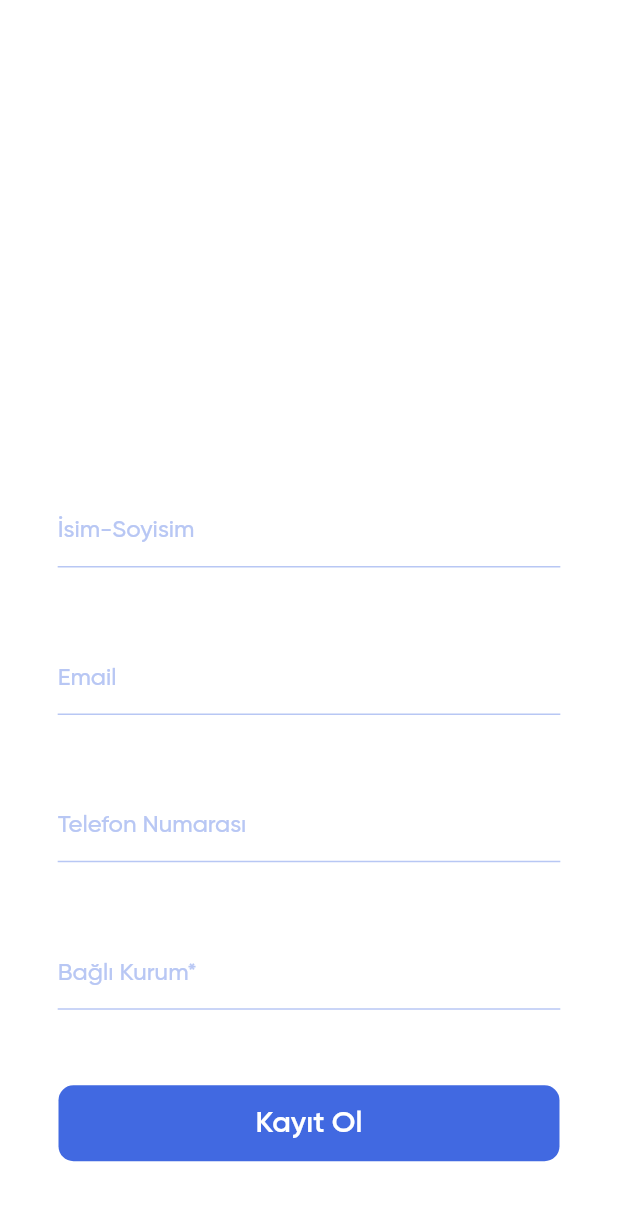
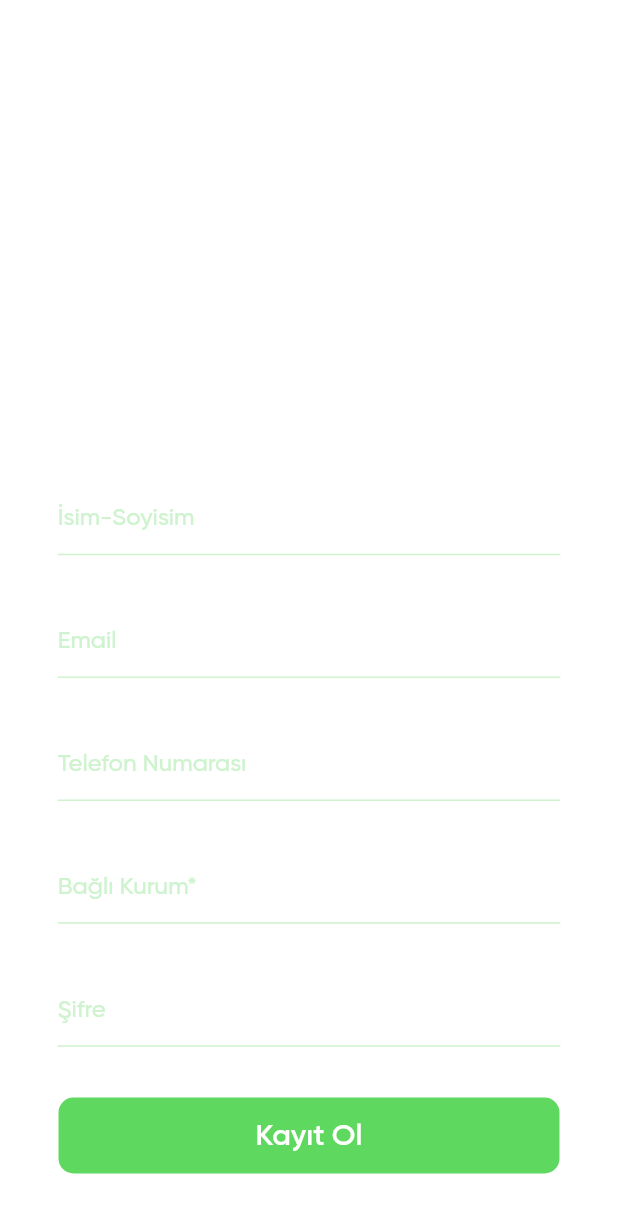
Before and after one commit to mehmetarsay/F4RTech-GDGSivas-hackathon, a Flutter app: the screen it shows after launch, after a tap on "Kayıt Ol", on a phone screen of 412 x 824 dp. Shown: the top 1213 px of the screen. Run offline on Flutter 3.47's test engine with Material 2 defaults, Android fonts, the phone set to English and light mode, and no system bars; our stand-ins replace supercharged.

Commit message:
landing page edited

```diff
--- a/lib/main.dart
+++ b/lib/main.dart
@@ -1,3 +1,4 @@
+import 'package:f4rtech_gdgsivas_hackathon/view/landing_page.dart';
 import 'package:f4rtech_gdgsivas_hackathon/view/login_page.dart';
 import 'package:f4rtech_gdgsivas_hackathon/view/signup_page.dart';
 import 'package:flutter/material.dart';
@@ -46,7 +47,7 @@ class _MyHomePageState extends State<MyHomePage> {
       theme: ThemeData(
           fontFamily: 'Gilroy',
       ),
-      home:SignUpPage() ,
+      home:LandingPage() ,
     );
   }
 }
--- /dev/null
+++ b/lib/view/landing_page.dart
@@ -0,0 +1,100 @@
+import 'package:f4rtech_gdgsivas_hackathon/app/colors.dart';
+import 'package:f4rtech_gdgsivas_hackathon/app/constants.dart';
+import 'package:f4rtech_gdgsivas_hackathon/view/login_page.dart';
+import 'package:flutter/material.dart';
+import 'package:supercharged/supercharged.dart';
+
+class LandingPage extends StatefulWidget {
+  @override
+  _LandingPageState createState() => _LandingPageState();
+}
+
+class _LandingPageState extends State<LandingPage> {
+  PageController _pageController = PageController();
+  @override
+  Widget build(BuildContext context) {
+    return ScrollConfiguration(
+      behavior: MyBehavior(),
+      child: PageView(
+        controller: _pageController,
+        scrollDirection: Axis.horizontal,
+        children: [
+          LogInPage(true),
+          Scaffold(
+            body: SafeArea(
+              child: Container(
+                height: Constants.getHeight(context),
+                width:Constants.getWidth(context) ,
+                child: Column(
+                  children: [
+                    landingText(
+                        title: 'HAYIRSEVER',
+                        content:
+                        'Lorem ipsum dolor sit amet, consectetur adipiscing elit. Quisque nisl eros, pulvinar facilisis justo mollis, auctor consequat urna.',
+                        backgroundColor: ColorTable.blue,
+                    scroolPage: 2),
+                    landingText(
+                        title: 'GÖNÜLLÜ',
+                        content:
+                        'Lorem ipsum dolor sit amet, consectetur adipiscing elit. Quisque nisl eros, pulvinar facilisis justo mollis, auctor consequat urna.',
+                        backgroundColor: ColorTable.green,scroolPage: 0)
+                  ],
+                ),
+              ),
+            ),
+          ),
+          LogInPage(false)
+        ],
+      ),
+    );
+  }
+
+  Widget landingText(
+      {@required String title,
+        @required String content,
+        @required Color backgroundColor,int scroolPage}) {
+    return InkWell(
+      onTap: (){
+        _pageController.animateToPage(
+          scroolPage,
+          duration: const Duration(milliseconds: 1200),
+          curve: Curves.easeIn,
+        );
+      },
+      child: Container(
+          padding: EdgeInsets.all(16),
+          color: backgroundColor,
+          width: MediaQuery.of(context).size.width,
+          child: Column(
+            children: [
+              Row(
+                mainAxisAlignment: MainAxisAlignment.spaceBetween,
+                children: [
+                  Text(title,
+                      style: TextStyle(
+                          fontSize: 38,
+                          fontWeight: FontWeight.bold,
+                          color: Colors.white)),
+                  IconButton(
+                      icon: Icon(
+                        Icons.arrow_forward,
+                        size: 48,
+                        color: Colors.white,
+                      ),
+                      onPressed: null),
+                ],
+              ),
+              SizedBox(height: 16),
+              Text(
+                content,
+                style: TextStyle(fontSize: 24, color: Colors.white),
+              )
+            ],
+          )),
+    );
+  }
+}
+class MyBehavior extends ScrollBehavior {
+  @override
+  ScrollPhysics getScrollPhysics(BuildContext context) => ClampingScrollPhysics();
+}
--- a/lib/view/login_page.dart
+++ b/lib/view/login_page.dart
@@ -2,17 +2,20 @@ import 'package:f4rtech_gdgsivas_hackathon/app/colors.dart';
 import 'package:f4rtech_gdgsivas_hackathon/app/constants.dart';
 import 'package:f4rtech_gdgsivas_hackathon/common_widget/accept_button.dart';
 import 'package:f4rtech_gdgsivas_hackathon/common_widget/my_text_field.dart';
+import 'package:f4rtech_gdgsivas_hackathon/view/signup_page.dart';
 import 'package:flutter/material.dart';
 
 class LogInPage extends StatefulWidget {
+  bool userType;
   @override
   _LogInPageState createState() => _LogInPageState();
   TextEditingController email = TextEditingController();
   TextEditingController password = TextEditingController();
+
+  LogInPage(this.userType);
 }
 
-class _LogInPageState extends State<LogInPage> {
-   bool userType=true;//false: gönüllü / true: hayırsever
+class _LogInPageState extends State<LogInPage> {//false: gönüllü / true: hayırsever
 
   @override
   Widget build(BuildContext context) {
@@ -35,19 +38,19 @@ class _LogInPageState extends State<LogInPage> {
                   child: Column(
                     mainAxisAlignment: MainAxisAlignment.spaceAround,
                     children: [
-                      MyTextField(label: 'Email', controller: widget.email,userType: userType,),
-                      MyTextField(label: 'Şifre', controller: widget.password,userType: userType,),
+                      MyTextField(label: 'Email', controller: widget.email,userType: widget.userType,),
+                      MyTextField(label: 'Şifre', controller: widget.password,userType: widget.userType,),
                       Container(
                         width: Constants.getWidth(context),
                         alignment: Alignment.centerRight,
                         child: Text(
                           'Şifremi Unuttum?',
                           style: TextStyle(
-                              color: userType == false ?ColorTable.blueT[3]:ColorTable.greenT[3],
+                              color: widget.userType == false ?ColorTable.blueT[3]:ColorTable.greenT[3],
                               fontWeight: FontWeight.w400),
                         ),
                       ),
-                      userType ==false ? AcceptButton('Giriş Yap',ColorTable.blue):
+                      widget.userType ==false ? AcceptButton('Giriş Yap',ColorTable.blue):
                       AcceptButton('Giriş Yap',ColorTable.green),
                       //Hesabın mı yok? Kayıt ol
                       Container(
@@ -58,14 +61,22 @@ class _LogInPageState extends State<LogInPage> {
                             Text(
                               'Hesabın mı yok?',
                               style: TextStyle(
-                                  color: userType == false ?ColorTable.blueT[3]:ColorTable.greenT[3],
+                                  color: widget.userType == false ?ColorTable.blueT[3]:ColorTable.greenT[3],
                                   fontWeight: FontWeight.w400),
                             ),
-                            Text(
-                              ' Kayıt Ol',
-                              style: TextStyle(
-                                  color: userType == false ?ColorTable.blueT[0]:ColorTable.greenT[0],
-                                  fontWeight: FontWeight.w400),
+                            GestureDetector(
+                              onTap: (){
+                                Navigator.of(context).pushAndRemoveUntil(
+                                    MaterialPageRoute(
+                                        builder: (BuildContext context) => (SignUpPage(widget.userType))),
+                                        (Route<dynamic> route) => true);
+                              },
+                              child: Text(
+                                ' Kayıt Ol',
+                                style: TextStyle(
+                                    color: widget.userType == false ?ColorTable.blueT[0]:ColorTable.greenT[0],
+                                    fontWeight: FontWeight.w400),
+                              ),
                             ),
                           ],
                         ),
@@ -74,7 +85,7 @@ class _LogInPageState extends State<LogInPage> {
                       Text(
                         'Terms & Conditions',
                         style: TextStyle(
-                            color: userType == false ?ColorTable.blueT[3]:ColorTable.greenT[3],
+                            color: widget.userType == false ?ColorTable.blueT[3]:ColorTable.greenT[3],
                             fontWeight: FontWeight.w400),
                       ),
                     ],
--- a/lib/view/signup_page.dart
+++ b/lib/view/signup_page.dart
@@ -4,9 +4,11 @@ import 'package:f4rtech_gdgsivas_hackathon/common_widget/accept_button.dart';
 import 'package:f4rtech_gdgsivas_hackathon/common_widget/my_text_field.dart';
 import 'package:flutter/material.dart';
 class SignUpPage extends StatefulWidget {
-  bool userType=false;//false: gönüllü / true: hayırsever
+  bool userType;//false: gönüllü / true: hayırsever
   @override
   _SignUpPageState createState() => _SignUpPageState();
+
+  SignUpPage(this.userType);
 }
 
 class _SignUpPageState extends State<SignUpPage> {
@@ -14,6 +16,7 @@ class _SignUpPageState extends State<SignUpPage> {
   TextEditingController email = TextEditingController();
   TextEditingController phoneNumber = TextEditingController();
   TextEditingController institution = TextEditingController();
+  TextEditingController password = TextEditingController();
   @override
   Widget build(BuildContext context) {
     return Scaffold(
@@ -38,6 +41,7 @@ class _SignUpPageState extends State<SignUpPage> {
                       MyTextField(label: 'Email', controller: email,userType: widget.userType,),
                       MyTextField(label: 'Telefon Numarası', controller: phoneNumber,userType: widget.userType,textInputType: TextInputType.number,),
                       MyTextField(label: 'Bağlı Kurum*', controller: institution,userType: widget.userType,),
+                      MyTextField(label: 'Şifre', controller: institution,userType: widget.userType,),
                       widget.userType ==false ? AcceptButton('Kayıt Ol',ColorTable.blue):
                       AcceptButton('Kayıt Ol',ColorTable.green),
                     ],
--- a/pubspec.yaml
+++ b/pubspec.yaml
@@ -35,6 +35,7 @@ dependencies:
   firebase_auth: ^0.18.1+1
   firebase_core: ^0.5.0+1
   supercharged: ^1.12.0
+  simple_animations: ^2.5.0
 dev_dependencies:
   flutter_test:
     sdk: flutter
```
Also changed, not shown: pubspec.lock.
